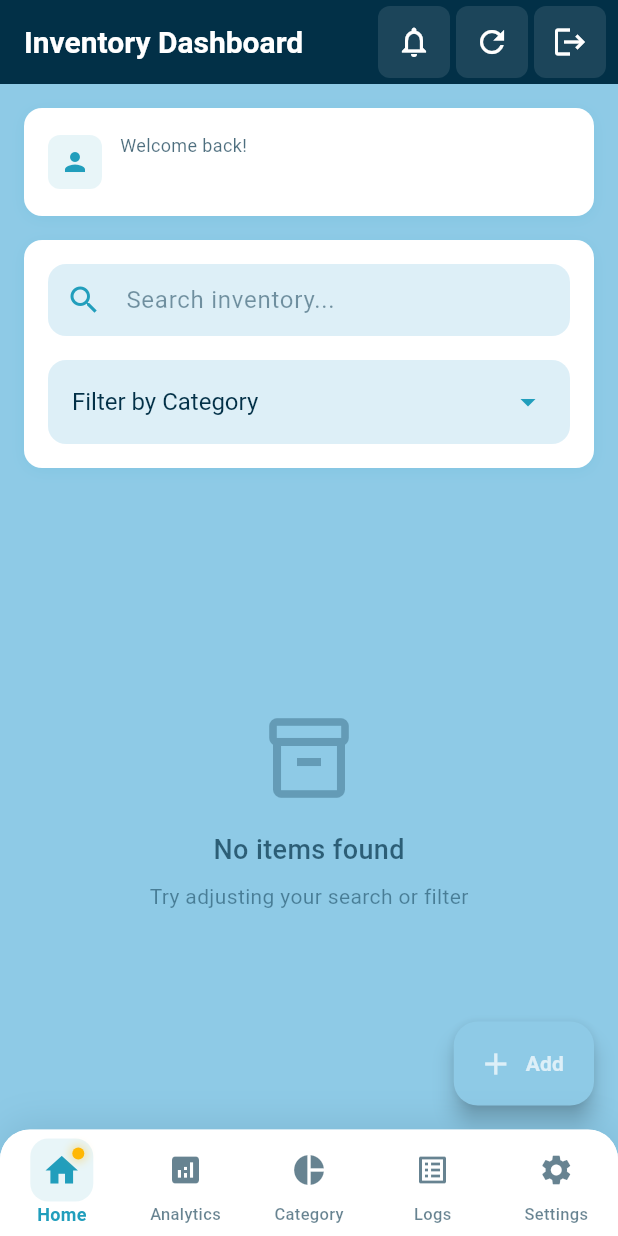
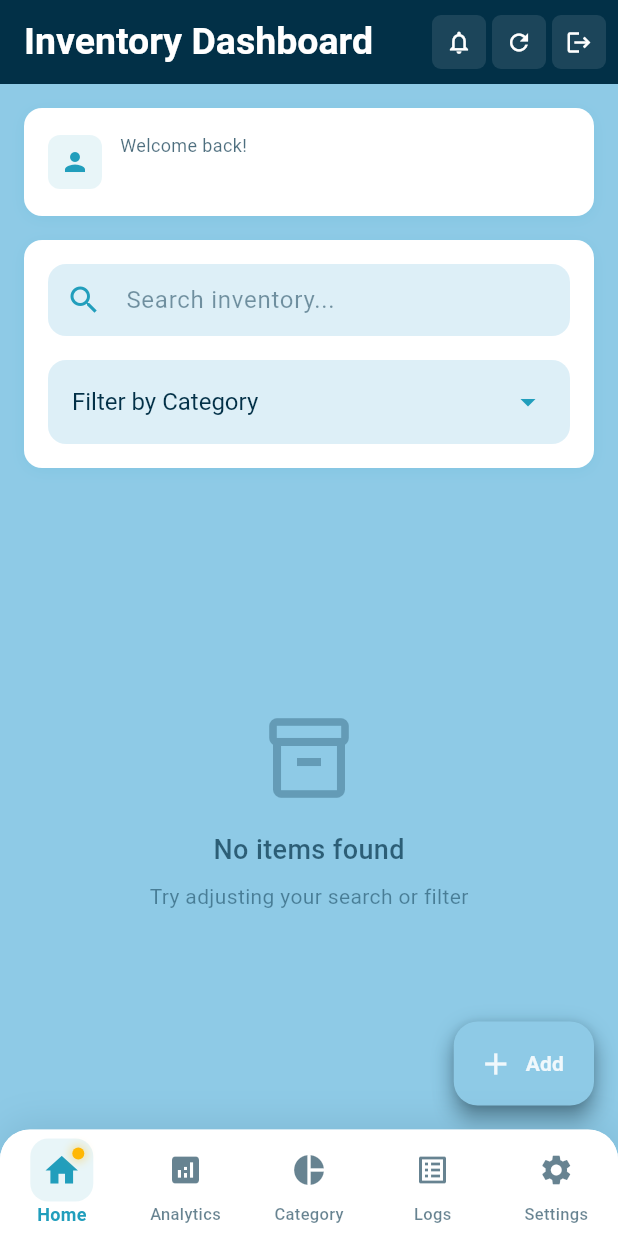
Before and after one commit to rashimeena/supplify, a Flutter app: the screen it shows once a user with an empty profile is signed in, on a phone screen of 412 x 824 dp. Run offline on Flutter 3.47's test engine with Material 3 defaults, Android fonts, the light colour scheme and no system bars; our stand-ins replace cloud_firestore, firebase_auth, firebase_core, fl_chart, get; accounts and stored records are empty.

Commit message:
some changes

```diff
--- a/lib/screens/analytics_screen.dart
+++ b/lib/screens/analytics_screen.dart
@@ -15,7 +15,7 @@ class AnalyticsScreen extends StatefulWidget {
 }
 
 class _AnalyticsScreenState extends State<AnalyticsScreen> {
-  String selectedCategory = 'Office Supplies';
+  String selectedCategory = 'Banners';
   String selectedRange = 'Last 30 Days';
   bool isLoading = true;
   List<Map<String, dynamic>> inventoryData = [];
@@ -29,7 +29,7 @@ class _AnalyticsScreenState extends State<AnalyticsScreen> {
   ];
 
   final List<String> predefinedCategories = [
-    'Visitor ID Cards',
+    'ID Cards',
     'Office Supplies',
     'Banners',
     'Stationery',
@@ -323,6 +323,7 @@ class _AnalyticsScreenState extends State<AnalyticsScreen> {
         title: Text(
           "Analytics Dashboard",
           style: Theme.of(context).textTheme.headlineSmall?.copyWith(
+             fontSize: 25,
             color: AppColors.textOnPrimary,
             fontWeight: FontWeight.w600,
           ),
@@ -340,6 +341,7 @@ class _AnalyticsScreenState extends State<AnalyticsScreen> {
             Text(
               "Inventory Analytics",
               style: Theme.of(context).textTheme.displaySmall?.copyWith(
+                 fontSize: 23,
                 color: AppColors.textPrimary,
                 fontWeight: FontWeight.bold,
               ),
@@ -348,6 +350,7 @@ class _AnalyticsScreenState extends State<AnalyticsScreen> {
             Text(
               "Track your inventory trends and performance metrics",
               style: Theme.of(context).textTheme.bodyLarge?.copyWith(
+                 fontSize: 14,
                 color: AppColors.textSecondary,
               ),
             ),
@@ -371,6 +374,7 @@ class _AnalyticsScreenState extends State<AnalyticsScreen> {
                     selectedCategory,
                     Icons.category_outlined,
                     AppColors.secondary,
+
                   ),
                 ),
               ],
--- a/lib/widgets/inventory_dashboard.dart
+++ b/lib/widgets/inventory_dashboard.dart
@@ -61,49 +61,73 @@ class InventoryDashboard extends StatelessWidget {
           style: TextStyle(
             color: Colors.white,
             fontWeight: FontWeight.bold,
-            fontSize: 20,
+            fontSize: 25,
           ),
         ),
         backgroundColor: darkBlue, // Changed to dark blue
         elevation: 0,
        actions: [
+  // Notification button
   Container(
     margin: const EdgeInsets.only(right: 4),
     decoration: BoxDecoration(
       color: Colors.white.withOpacity(0.1),
-              borderRadius: BorderRadius.circular(8),
+      borderRadius: BorderRadius.circular(6),
     ),
+    child: SizedBox(
+      width: 36,
+      height: 36,
       child: IconButton(
         onPressed: checkLowStockAndNotify,
         icon: Icon(Icons.notifications_outlined, color: Colors.white),
+        iconSize: 18,
+        padding: EdgeInsets.zero,
         tooltip: 'Check Low Stock',
       ),
     ),
+  ),
+
+  // Refresh button
   Container(
     margin: const EdgeInsets.only(right: 4),
     decoration: BoxDecoration(
       color: Colors.white.withOpacity(0.1),
-              borderRadius: BorderRadius.circular(8),
+      borderRadius: BorderRadius.circular(6),
     ),
+    child: SizedBox(
+      width: 36,
+      height: 36,
       child: IconButton(
         onPressed: fetchInventoryItems,
         icon: Icon(Icons.refresh, color: Colors.white),
+        iconSize: 18,
+        padding: EdgeInsets.zero,
         tooltip: 'Refresh Data',
       ),
     ),
+  ),
+
+  // Sign out button
   Container(
     margin: const EdgeInsets.only(right: 8),
     decoration: BoxDecoration(
       color: Colors.white.withOpacity(0.1),
-              borderRadius: BorderRadius.circular(8),
+      borderRadius: BorderRadius.circular(6),
     ),
+    child: SizedBox(
+      width: 36,
+      height: 36,
       child: IconButton(
         onPressed: signOut,
         icon: Icon(Icons.logout, color: Colors.white),
+        iconSize: 18,
+        padding: EdgeInsets.zero,
         tooltip: 'Sign Out',
       ),
     ),
+  ),
 ],
+
       ),
       body: Column(
         children: [
@@ -467,7 +491,7 @@ class InventoryDashboard extends StatelessWidget {
           borderRadius: BorderRadius.circular(16),
           boxShadow: [
             BoxShadow(
-              color: lightBlue.withValues(alpha:0.3),
+              color: const Color.fromARGB(255, 3, 46, 66).withValues(alpha:0.3),
               blurRadius: 12,
               offset: const Offset(0, 4),
             ),
@@ -476,7 +500,7 @@ class InventoryDashboard extends StatelessWidget {
         child: FloatingActionButton.extended(
           onPressed: addNewItem,
           backgroundColor: lightBlue,
-          foregroundColor: Colors.white70,
+          foregroundColor: const Color.fromARGB(221, 255, 255, 255),
           icon: const Icon(Icons.add, size: 24),
           label: const Text(
             'Add',
```
Lines whose indentation alone changed are shown as unchanged.
